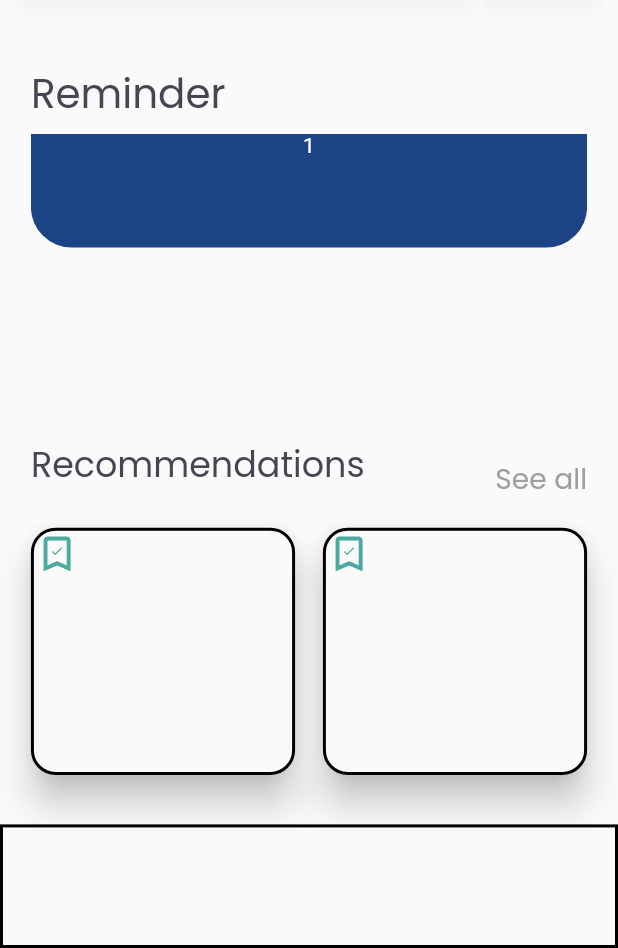
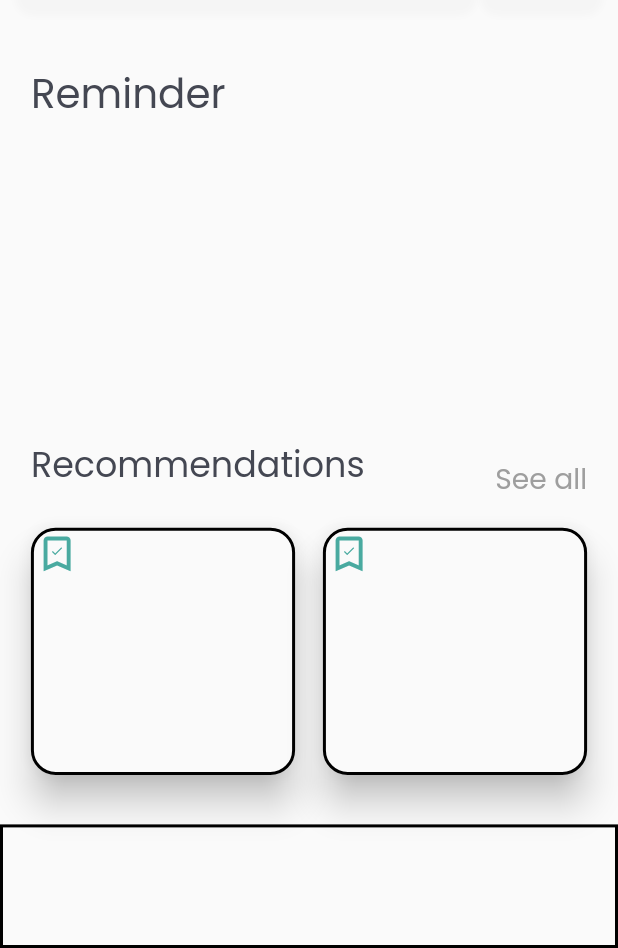
Before and after one commit to dalyathan/job-search, a Flutter app: the screen it shows after launch, on a phone screen of 412 x 824 dp, the part 288-1236 px from its top. Run offline on Flutter 3.47's test engine with Material 2 defaults, Android fonts, the phone set to English and light mode, and no system bars; our stand-ins replace google_fonts.

Commit message:
accounted for when there are no cards

```diff
--- a/lib/components/home/reminder_card.dart
+++ b/lib/components/home/reminder_card.dart
@@ -51,7 +51,8 @@ class _ReminderCardState extends State<ReminderCard> {
   @override
   Widget build(BuildContext context) {
     // assert(widget.props.opacity <= 1);
-    return AnimatedPositioned(
+    return widget.props.top >= 0
+        ? AnimatedPositioned(
             key: widget.key,
             top: widget.props.top,
             left: leftOffset,
@@ -75,9 +76,11 @@ class _ReminderCardState extends State<ReminderCard> {
                 ),
                 decoration: BoxDecoration(
                     color: myColor, //.withOpacity(widget.props.opacity),
-              borderRadius: BorderRadius.circular(widget.props.height * 0.2)),
+                    borderRadius:
+                        BorderRadius.circular(widget.props.height * 0.2)),
               ),
             ),
-    );
+          )
+        : Container();
   }
 }
--- a/lib/components/home/reminder_stack.dart
+++ b/lib/components/home/reminder_stack.dart
@@ -39,7 +39,7 @@ class _ReminderStackState extends State<ReminderStack> {
   @override
   void initState() {
     super.initState();
-    numberOfCards = 2;
+    numberOfCards = 0;
     List<double> heightValues = getThisAmountIncludingBetween(
         minHeightRatio, maxHeightRatio, numberOfCards, widget.height);
     nextCard = numberOfCards - 1;
@@ -51,9 +51,10 @@ class _ReminderStackState extends State<ReminderStack> {
     List<double> opacityStartValues =
         getThisAmountIncludingBetween(minOpacity, maxOpacity, numberOfCards, 1);
     propsValueList = [];
-    for (int index = 0; index < numberOfCards; index++) {
+    for (double width in widthStartValues) {
+      int index = widthStartValues.indexOf(width);
       propsStateList.add(ReminderCardProps(
-        widthStartValues[index],
+        width,
         heightValues[index],
         opacityStartValues[index],
         topOffsetStartValues[index],
@@ -137,7 +138,7 @@ class _ReminderStackState extends State<ReminderStack> {
     double step = gap / (amount - 1);
     List<double> values = [min];
     double prev = min;
-    while (prev < max) {
+    while (prev >= min && prev < max) {
       prev = prev + step;
       values.add(prev * multiplyer);
     }
```
Lines whose indentation alone changed are shown as unchanged.
